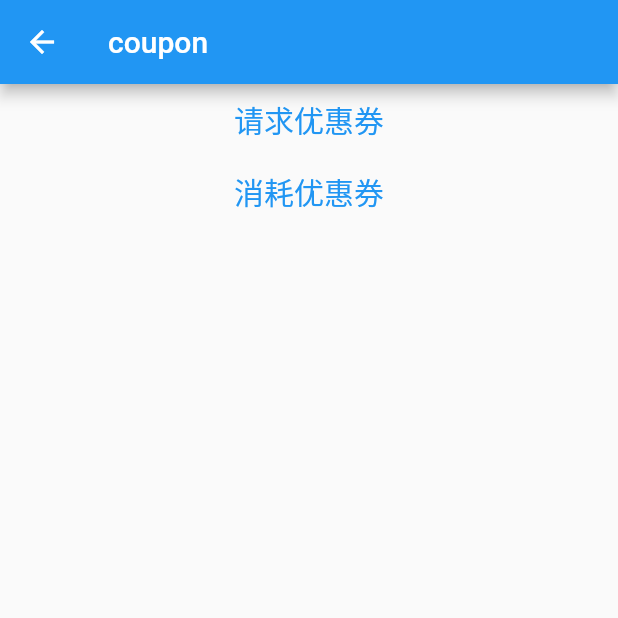
After one commit to Pixocial/AppWheel-Flutter, a Flutter app: the CouponPage screen opened directly, after a tap on "请求优惠券", on a phone screen of 412 x 824 dp, the top half of it. The commit adds this screen. Run offline on Flutter 3.47's test engine with Material 2 defaults, Android fonts, the phone set to English and light mode, and no system bars; drawn by our look-alikes of oktoast; our stand-ins replace flutter_easyloading.

Commit message:
【Feature】新增发券机的功能

```diff
--- /dev/null
+++ b/example/lib/coupon_page.dart
@@ -0,0 +1,75 @@
+
+import 'package:appwheel_flutter/aw_purchase.dart';
+import 'package:appwheel_flutter/model/aw_coupon_model.dart';
+import 'package:flutter/cupertino.dart';
+import 'package:flutter/material.dart';
+import 'package:oktoast/oktoast.dart';
+
+class CouponPage extends StatefulWidget {
+  @override
+  State<StatefulWidget> createState() {
+    return new CouponPageState();
+  }
+}
+
+class CouponPageState extends State<CouponPage> {
+
+  String couponString = "";
+  AWCouponModel? model;
+
+  @override
+  Widget build(BuildContext context) {
+    return OKToast(
+        child: Scaffold(
+          appBar: AppBar(
+            title: Text('coupon'),
+          ),
+          body: Center(
+            child: Column(
+              children: [
+                TextButton(
+                  style: TextButton.styleFrom(
+                    textStyle: const TextStyle(fontSize: 20),
+                  ),
+                  onPressed: () {
+                    queryCoupon();
+                  },
+                  child: const Text('请求优惠券'),
+                ),
+                TextButton(
+                  style: TextButton.styleFrom(
+                    textStyle: const TextStyle(fontSize: 20),
+                  ),
+                  onPressed: () {
+                    updateCoupon();
+                  },
+                  child: const Text('消耗优惠券'),
+                ),
+                Text(couponString)
+              ],
+            ),
+          ),
+        ));
+  }
+
+  queryCoupon() async {
+    final res = await AWPurchase.queryCoupon();
+    model = res.data;
+    if (!res.result || model == null) {
+      showToast(res.msg ?? "unknow error");
+    }
+    couponString = model.toString();
+    setState(() {
+
+    });
+  }
+
+  updateCoupon() async {
+      final res = await AWPurchase.updateCoupon(model?.taskId ?? 0);
+      if (!res.result) {
+        showToast("更新失败；${res.msg??""}");
+        return;
+      }
+      showToast("更新成功");
+  }
+}
--- a/lib/aw_purchase.dart
+++ b/lib/aw_purchase.dart
@@ -8,6 +8,7 @@ import 'dart:convert';
 import 'dart:io';
 
 import 'package:appwheel_flutter/aw_platform_type.dart';
+import 'package:appwheel_flutter/model/aw_coupon_model.dart';
 import 'package:flutter/services.dart';
 
 import 'aw_observer.dart';
@@ -308,6 +309,29 @@ class AWPurchase {
     return AWResponseModel.sendSuccess(model.result);
   }
 
+  ///请求优惠券
+  static Future<AWResponseModel<AWCouponModel>> queryCoupon() async {
+    var result =
+    await _channel.invokeMethod('queryCoupon');
+    final model = getResponseModel(result);
+    if (!model.result) {
+      return AWResponseModel.sendFailed(model.msg);
+    }
+    final coupon = AWCouponModel.fromJson(model.data);
+    return AWResponseModel.sendSuccess(coupon);
+  }
+
+  ///更新优惠券
+  static Future<AWResponseModel<bool>> updateCoupon(int taskId) async {
+    var result =
+    await _channel.invokeMethod('updateCoupon',{"taskId": taskId});
+    final model = getResponseModel(result);
+    if (!model.result) {
+      return AWResponseModel.sendFailed(model.msg);
+    }
+    return AWResponseModel.sendSuccess(model.result);
+  }
+
   ///解析iOS返回的订单数据：供订单列表和恢复购买使用的统一方法
   static Future<AWResponseModel<List<AWOrder>>> parseIosOrder(
       dynamic purchaseData, List<AWOrder> purchaseList) async {
--- /dev/null
+++ b/lib/model/aw_coupon_model.dart
@@ -0,0 +1,29 @@
+
+class AWCouponModel {
+
+  ///实验任务 ID
+  late int taskId;
+  ///实验组或测试组 ID
+  String? ABTestCode;
+  ///券下发时间(unix 时间戳)
+  late int distributeTime;
+  ///券有效期， e.g:   3：表示有效期为3天
+  late int validTerm;
+  ///用户弹窗记录状态：unknown: 0, notMatch: 1, matched: 2 popupSuccess: 3
+  late int userPopupStatus;
+
+  static AWCouponModel fromJson(Map<String, dynamic> json) {
+    final model = AWCouponModel();
+    model.taskId = json["taskID"];
+    model.ABTestCode = json["ABTestCode"];
+    model.distributeTime = json["distributeTime"];
+    model.validTerm = json["validTerm"];
+    model.userPopupStatus = json["userPopupStatus"];
+    return model;
+  }
+
+  @override
+  String toString() {
+    return 'AwCouponModel{taskId: $taskId, ABTestCode: ${ABTestCode??""}, distributeTime: $distributeTime, validTerm: $validTerm, userPopupStatus: $userPopupStatus}';
+  }
+}
```
Also changed, not shown: example/lib/main.dart (+22 -0 lines), 1 other file.
